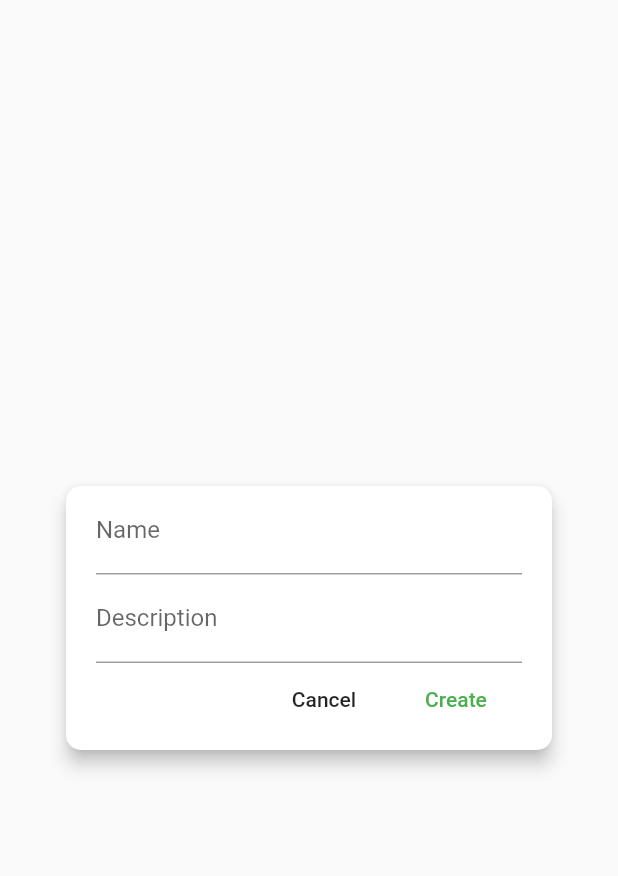
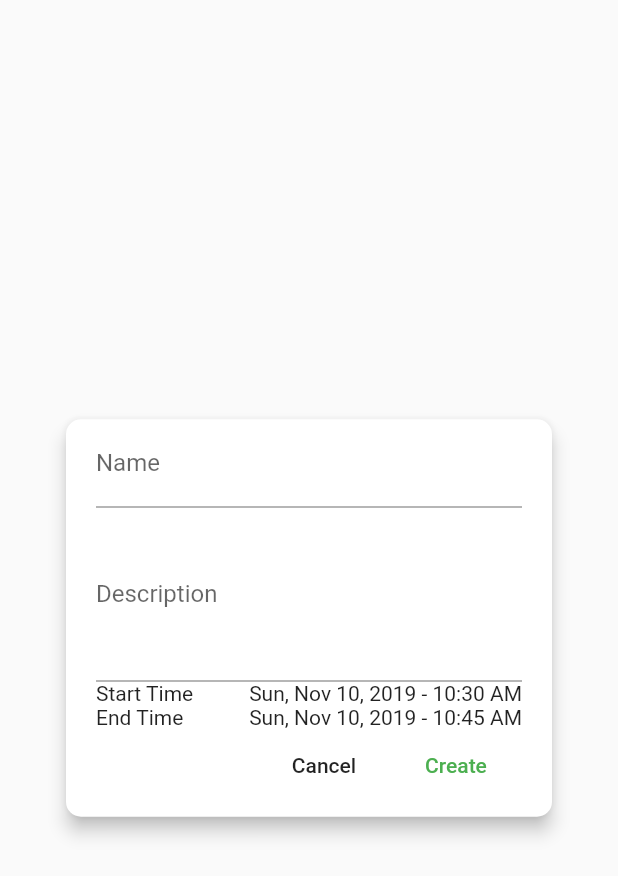
Before and after one commit to kurtishill/TimeBudget, a Flutter app: the EventDialog widget shown alone on an empty page, opened directly, on a phone screen of 412 x 824 dp. Shown: the top 876 px of the screen. Run offline on Flutter 3.47's test engine with Material 2 defaults, Android fonts, the phone set to English and light mode, and no system bars; our stand-ins replace bloc, equatable, flutter_bloc.

Commit message:
add start and end times to event dialog

```diff
--- a/lib/widgets/event_dialog.dart
+++ b/lib/widgets/event_dialog.dart
@@ -1,12 +1,14 @@
+import 'package:flutter/cupertino.dart';
 import 'package:flutter/material.dart';
 import 'package:time_budget/strings.dart';
+import 'package:intl/intl.dart';
 
 class EventDialog extends StatelessWidget {
   final Map<String, dynamic> _data = {
     'eventName': null,
     'eventDescription': null,
-    'startTime': null,
-    'endTime': null,
+    'startTime': DateTime.now(),
+    'endTime': DateTime.now().add(new Duration(minutes: 15)),
   };
 
   final GlobalKey<FormState> _formKey = GlobalKey<FormState>();
@@ -42,11 +44,67 @@ class EventDialog extends StatelessWidget {
                       labelText: Strings.description,
                     ),
                     textInputAction: TextInputAction.next,
+                    keyboardType: TextInputType.multiline,
+                    maxLines: 4,
                     onFieldSubmitted: (_) => {},
                     validator: (value) => null,
                     onSaved: (value) {
                       _data['eventDescription'] = value;
                     }),
+                GestureDetector(
+                  onTap: () {
+                    showModalBottomSheet(
+                        context: context,
+                        builder: (BuildContext context) {
+                          return Container(
+                            height: MediaQuery.of(context).copyWith().size.height / 3,
+                            child: CupertinoDatePicker(
+                              initialDateTime: _data['startTime'],
+                              onDateTimeChanged: (DateTime newStartTime) {
+                                _data['startTime'] = newStartTime;
+                              },
+                              minuteInterval: 1,
+                              mode: CupertinoDatePickerMode.dateAndTime,
+                            ),
+                          );
+                        }
+                    );
+                  },
+                  child: Row(
+                    children: <Widget>[
+                      Text('Start Time'),
+                      Spacer(),
+                      Text(DateFormat('EEE, MMM d, yyyy - hh:mm aaa').format(_data['startTime'])),
+                    ],
+                  ),
+                ),
+                GestureDetector(
+                  onTap: () {
+                    showModalBottomSheet(
+                        context: context,
+                        builder: (BuildContext context) {
+                          return Container(
+                            height: MediaQuery.of(context).copyWith().size.height / 3,
+                            child: CupertinoDatePicker(
+                              initialDateTime: _data['endTime'],
+                              onDateTimeChanged: (DateTime newEndTime) {
+                                _data['endTime'] = newEndTime;
+                              },
+                              minuteInterval: 1,
+                              mode: CupertinoDatePickerMode.dateAndTime,
+                            ),
+                          );
+                        }
+                    );
+                  },
+                  child: Row(
+                    children: <Widget>[
+                      Text('End Time'),
+                      Spacer(),
+                      Text(DateFormat('EEE, MMM d, yyyy - hh:mm aaa').format(_data['endTime'])),
+                    ],
+                  ),
+                ),
                 Row(
                   crossAxisAlignment: CrossAxisAlignment.start,
                   mainAxisAlignment: MainAxisAlignment.end,
```
